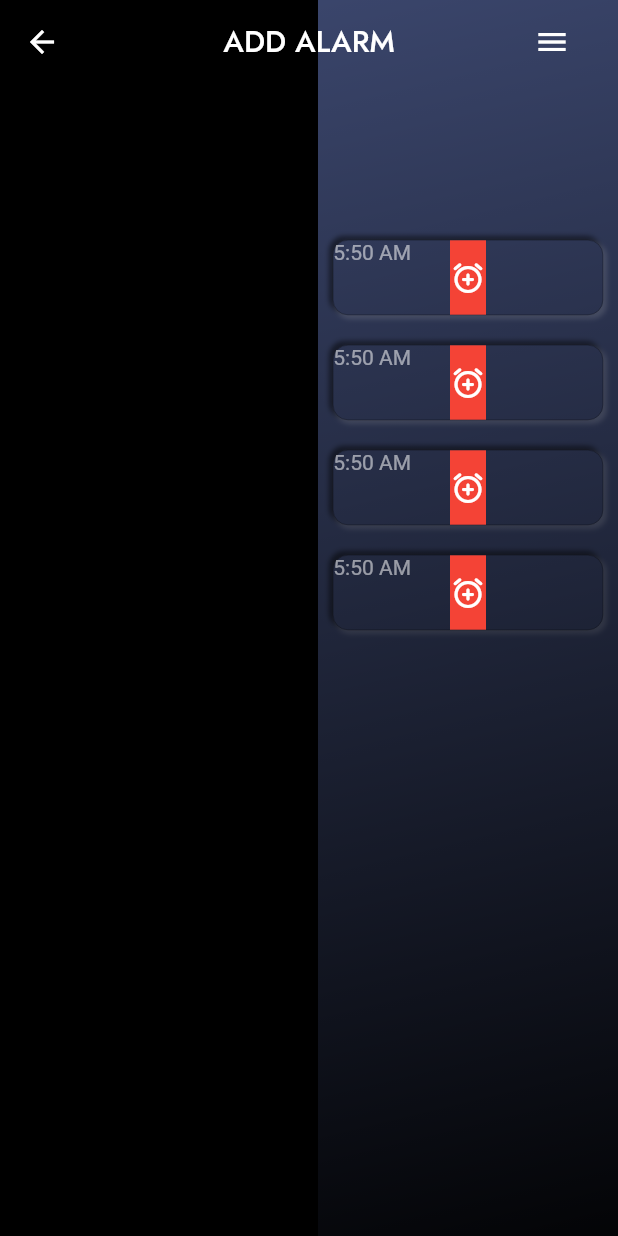
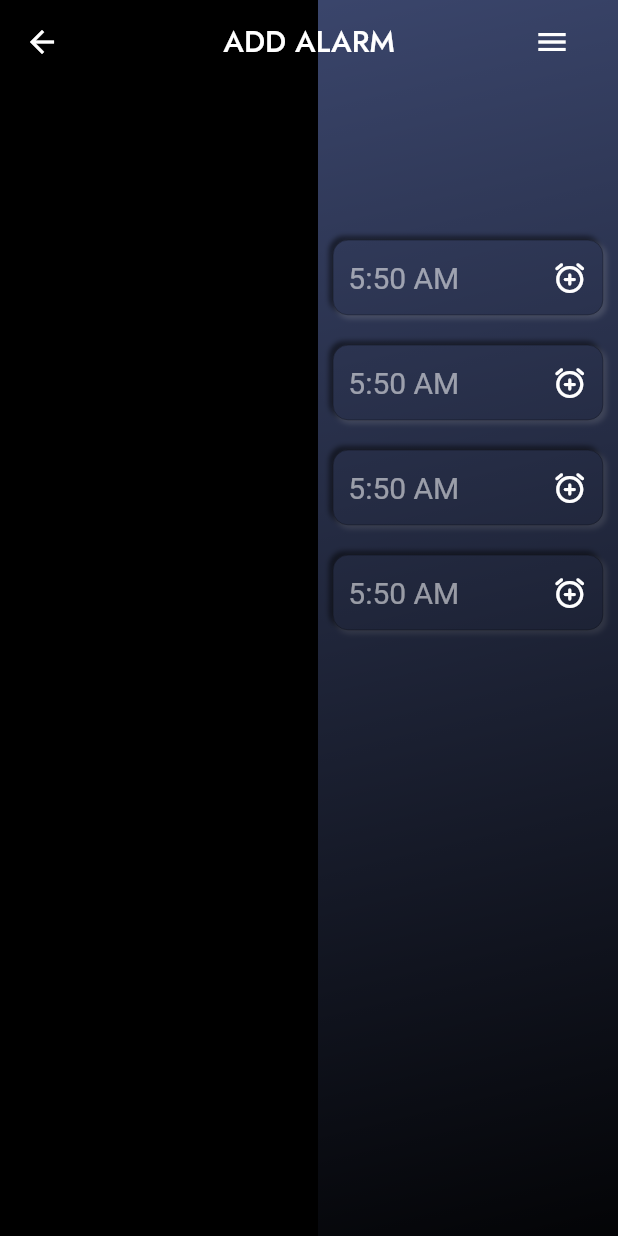
Before and after one commit to Sahil-Programme/alarm_app, a Flutter app: the screen it shows after launch, on a phone screen of 412 x 824 dp. Run offline on Flutter 3.47's test engine with Material 2 defaults, Android fonts, the phone set to English and light mode, and no system bars; our stand-ins replace google_fonts; statements that could not run were skipped.

Commit message:
fixed alarm contect positioning

```diff
--- a/lib/Pages/add_alarm_page.dart
+++ b/lib/Pages/add_alarm_page.dart
@@ -442,20 +442,21 @@ class AlarmContent extends StatelessWidget {
         border: Border.all(color: Colors.black87, width: 0.2),
         borderRadius: const BorderRadius.all(Radius.circular(10)),
       ),
-      child: Stack(
-        children: [
-          const Text(
-            '5:50 AM',
-            style: TextStyle(color: Colors.white54),
+      child: Row(
+        children: const <Widget>[
+          Padding(
+            padding: EdgeInsets.all(10.0),
+            child: Text(
+              '5:50 AM',
+              style: TextStyle(color: Colors.white54, fontSize: 20),
+            ),
           ),
-          Center(
-            child: Container(
-              height: 50,
-              color: Colors.red,
-              child: Icon(
-                Icons.alarm_add_rounded,
-                color: Colors.white,
-              ),
+          Spacer(),
+          Padding(
+            padding: EdgeInsets.all(10),
+            child: Icon(
+              Icons.alarm_add_rounded,
+              color: Colors.white,
             ),
           ),
         ],
```
